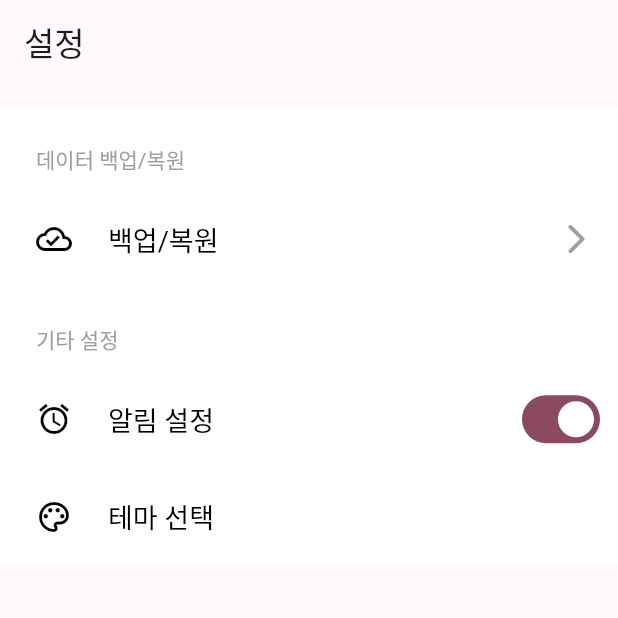
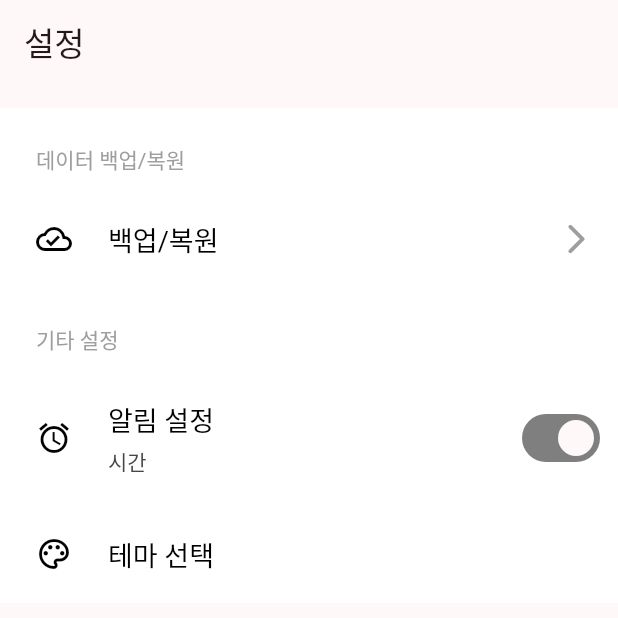
Before and after one commit to sinbee0402/Princess_Diaries, a Flutter app: the SettingsScreen screen opened by its route, on a phone screen of 412 x 824 dp, the top half of it. Run offline on Flutter 3.47's test engine with Material 2 defaults, Android fonts, the phone set to English and light mode, and no system bars; drawn by our look-alikes of settings_ui; our stand-ins replace curved_navigation_bar, freezed_annotation, get_it, go_router, injectable, lottie and 2 more; accounts and stored records are empty; generated files the repository leaves out were written again.

Commit message:
feat: settings_screen UI 수정

```diff
--- a/lib/presentation/settings/settings_screen.dart
+++ b/lib/presentation/settings/settings_screen.dart
@@ -59,10 +59,12 @@ class SettingsScreen extends StatelessWidget {
                       Icons.alarm,
                       color: Colors.black,
                     ),
+                    activeSwitchColor: Colors.transparent,
                     initialValue: true,
                     onPressed: (context) {
                       // TODO : 알림 시간 설정
                     },
+                    description: const Text('시간'),
                     onToggle: (value) {
                       // TODO : 알림 on / off
                     },
```
